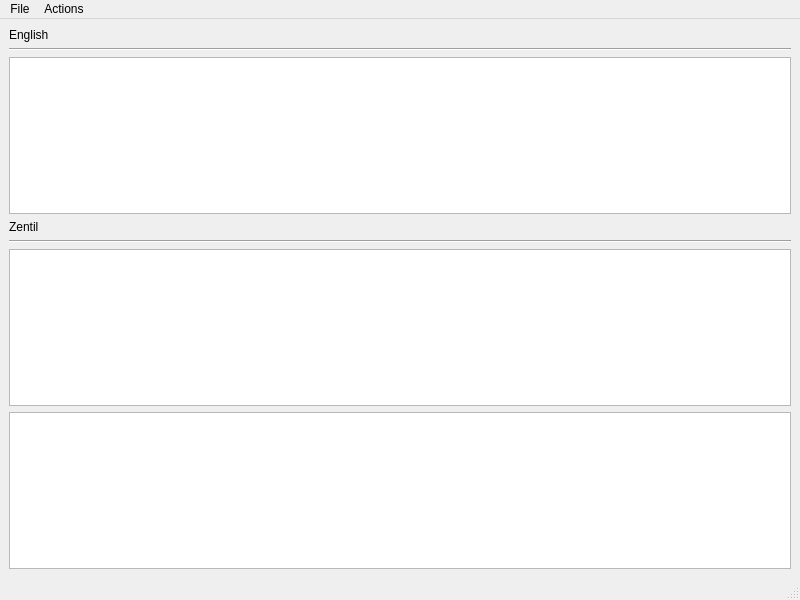
Before: the Qt Designer form zaveh/mainwindow.ui in maxstrack/so-a-rr_language, drawn with Qt 5.
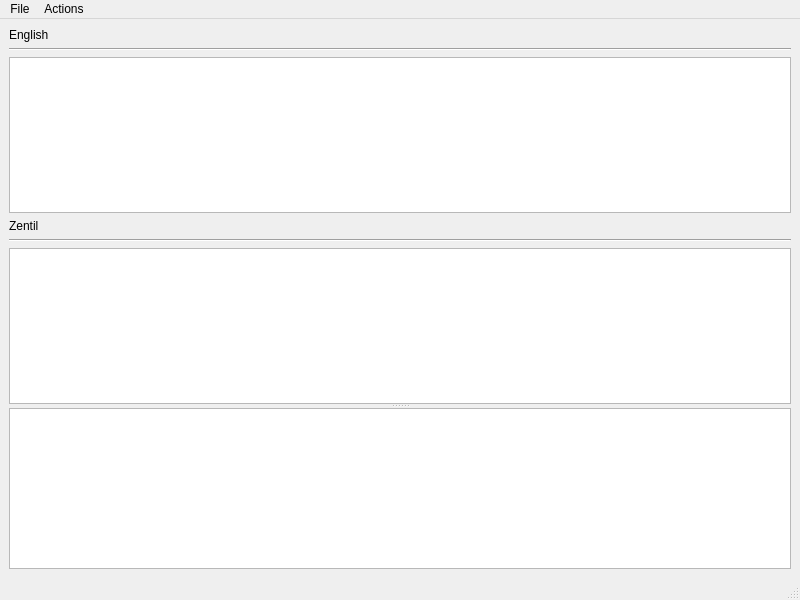
After: the same form once the commit is applied.

```diff
--- a/zaveh/mainwindow.ui
+++ b/zaveh/mainwindow.ui
@@ -16,6 +16,11 @@
   <widget class="QWidget" name="centralwidget">
    <layout class="QVBoxLayout" name="verticalLayout_2">
     <item>
+     <widget class="QSplitter" name="splitter">
+      <property name="orientation">
+       <enum>Qt::Vertical</enum>
+      </property>
+      <widget class="QWidget" name="">
      <layout class="QVBoxLayout" name="verticalLayout">
       <item>
        <widget class="QLabel" name="engLable">
@@ -51,10 +56,10 @@
       <item>
        <widget class="QTextEdit" name="zenOut"/>
       </item>
-      <item>
-       <widget class="QGraphicsView" name="graphicsView"/>
-      </item>
-     </layout>
+       </layout>
+      </widget>
+      <widget class="QGraphicsView" name="graphicsView"/>
+     </widget>
     </item>
    </layout>
   </widget>
```
Lines whose indentation alone changed are shown as unchanged.
